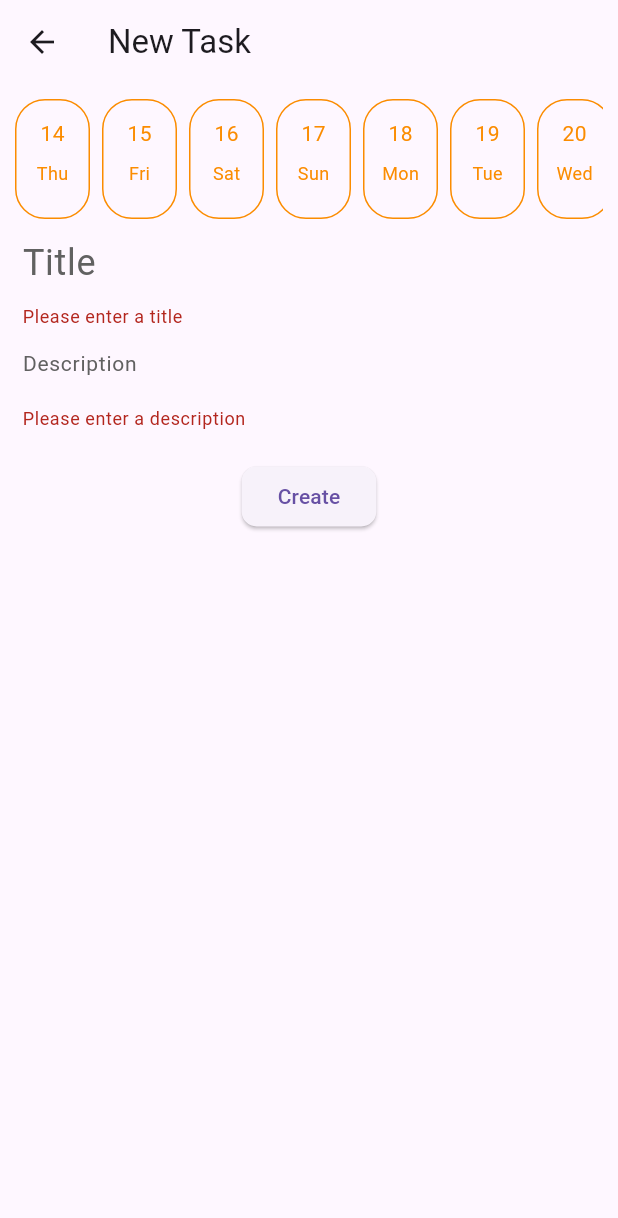
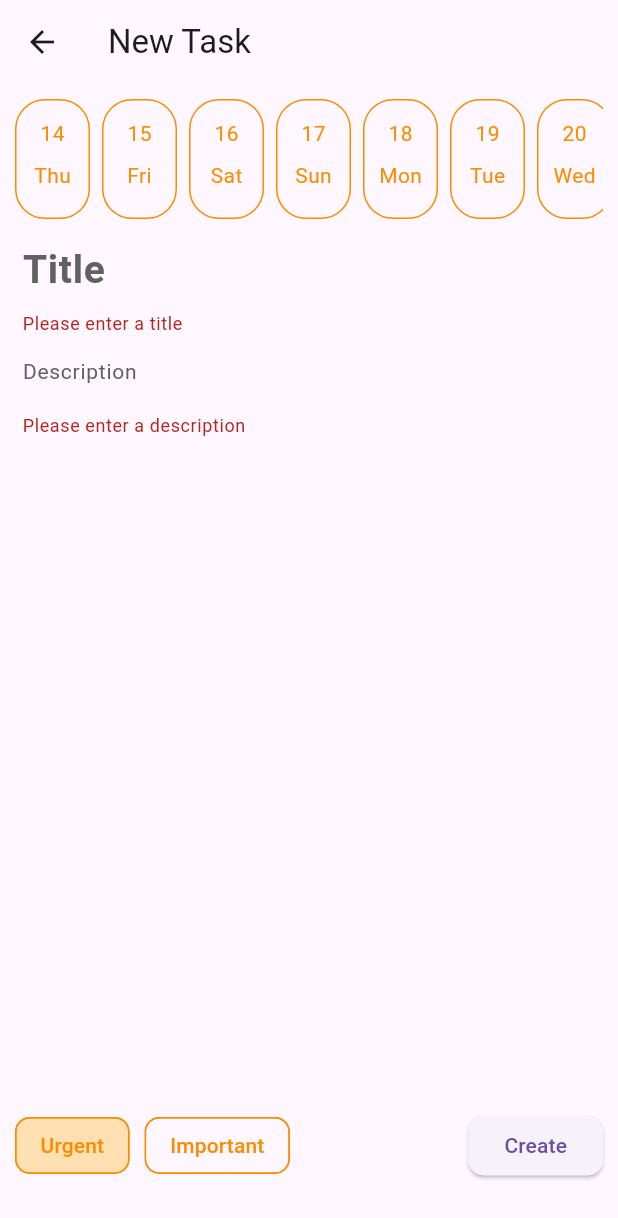
Before and after one commit to voyzon/Nimbus, a Flutter app: the CreateTaskPage screen opened directly, after a tap on "Create", on a phone screen of 412 x 824 dp. Shown: the top 1218 px of the screen. Run offline on Flutter 3.47's test engine with Material 3 defaults, Android fonts, the phone set to English and light mode, and no system bars; our stand-ins replace cloud_firestore, firebase_auth, firebase_core, google_sign_in, logger; accounts and stored records are empty; generated files the repository leaves out were written again.

Commit message:
urgent, important button

```diff
--- a/lib/screens/createTaskPage.dart
+++ b/lib/screens/createTaskPage.dart
@@ -20,6 +20,8 @@ class _CreateTaskPageState extends State<CreateTaskPage> {
   List<bool> _selectedDates = [];
   String _title = '';
   String _description = '';
+  bool _isUrgent = false;
+  bool _isImportant = false;
   late User? user;
 
   @override
@@ -84,6 +86,8 @@ class _CreateTaskPageState extends State<CreateTaskPage> {
       Task newTask = Task(
         uid: user?.uid,
         title: _title,
+        urgent: _isUrgent,
+        important: _isImportant,
         description: _description,
       );
 
@@ -99,20 +103,27 @@ class _CreateTaskPageState extends State<CreateTaskPage> {
       appBar: AppBar(
         title: const Text('New Task'),
       ),
-      body: Container(
-        padding: const EdgeInsets.all(10.0),
-        child: Form(
+      body: Stack(
+        children: <Widget>[
+          SingleChildScrollView(
+            child: Container(
+              padding: const EdgeInsets.fromLTRB(10, 10, 10, 10),
+              height: MediaQuery.of(context).size.height * 0.9,
+              child: Column(
+                children: <Widget>[
+                  Form(
                     key: _formKey,
                     child: Column(
                       children: <Widget>[
                         _buildDateSelector(),
-              const SizedBox(height: 5),
+                        const SizedBox(height: 10),
                         TextFormField(
-                style: const TextStyle(fontSize: 24),
+                          style: const TextStyle(fontSize: 26, fontWeight: FontWeight.bold),
                           decoration: InputDecoration(
                             hintText: 'Title',
                             hintStyle: TextStyle(color: Colors.grey[700]),
-                  contentPadding: const EdgeInsets.fromLTRB(5, 0, 5, 0),
+                            contentPadding:
+                                const EdgeInsets.fromLTRB(5, 0, 5, 0),
                             border: InputBorder.none,
                           ),
                           validator: (value) {
@@ -126,11 +137,13 @@ class _CreateTaskPageState extends State<CreateTaskPage> {
                           },
                         ),
                         TextFormField(
+                          maxLines: null,
                           style: const TextStyle(fontSize: 14),
                           decoration: InputDecoration(
                             hintText: 'Description',
                             hintStyle: TextStyle(color: Colors.grey[700]),
-                  contentPadding: const EdgeInsets.fromLTRB(5, 0, 5, 0),
+                            contentPadding:
+                                const EdgeInsets.fromLTRB(5, 0, 5, 0),
                             border: InputBorder.none,
                           ),
                           validator: (value) {
@@ -144,6 +157,76 @@ class _CreateTaskPageState extends State<CreateTaskPage> {
                           },
                         ),
                         const SizedBox(height: 20),
+                      ],
+                    ),
+                  ),
+                ],
+              ),
+            ),
+          ),
+          Positioned(
+            left: 0,
+            right: 0,
+            bottom: 0,
+            child: Padding(
+              padding: const EdgeInsets.all(10),
+              child: Row(
+                mainAxisAlignment: MainAxisAlignment.spaceBetween,
+                children: <Widget>[
+                  Row(
+                    children: <Widget>[
+                      ChoiceChip(
+                        label: Text('Urgent'),
+                        selected: _isUrgent,
+                        backgroundColor:
+                            _isUrgent ? Colors.orange[100] : Colors.transparent,
+                        selectedColor: Colors.orange[100],
+                        labelStyle: TextStyle(
+                            fontSize: 14,
+                            color:  Colors.orange[600]),
+                        materialTapTargetSize: MaterialTapTargetSize.shrinkWrap,
+                        shape: RoundedRectangleBorder(
+                          side: BorderSide(
+                            color: Colors.orange[600] ?? Colors.transparent,
+                            width: 1.0,
+                          ),
+                          borderRadius: BorderRadius.circular(10),
+                        ),
+                        showCheckmark: false,
+                        onSelected: (isSelected) {
+                          setState(() {
+                            _isUrgent = isSelected;
+                          });
+                        },
+                      ),
+                      SizedBox(width: 10),
+                      ChoiceChip(
+                        label: Text('Important'),
+                        selected: _isImportant,
+                        backgroundColor: _isImportant
+                            ? Colors.orange[100]
+                            : Colors.transparent,
+                        selectedColor: Colors.orange[100],
+                        labelStyle: TextStyle(
+                            fontSize: 14,
+                            color:  Colors.orange[600]),
+                        materialTapTargetSize: MaterialTapTargetSize.shrinkWrap,
+                        shape: RoundedRectangleBorder(
+                          side: BorderSide(
+                            color: Colors.orange[600] ?? Colors.transparent,
+                            width: 1.0,
+                          ),
+                          borderRadius: BorderRadius.circular(10),
+                        ),
+                        showCheckmark: false,
+                        onSelected: (isSelected) {
+                          setState(() {
+                            _isImportant = isSelected;
+                          });
+                        },
+                      ),
+                    ],
+                  ),
                   ElevatedButton(
                     onPressed: _submitTask,
                     style: ElevatedButton.styleFrom(
@@ -151,14 +234,17 @@ class _CreateTaskPageState extends State<CreateTaskPage> {
                         borderRadius: BorderRadius.circular(10),
                       ),
                     ),
-                child: Text('Create'),
+                    child: const Text('Create'),
                   ),
                 ],
               ),
             ),
           ),
+        ],
+      ),
     );
   }
+
 }
 
 List<DateTime> _getDatesInRange(DateTime startDate, DateTime endDate) {
@@ -189,8 +275,8 @@ class CustomChoiceChip extends StatelessWidget {
         onSelected(!selected);
       },
       child: Container(
-        width: 50.0, // Adjust width as needed
-        height: 80.0, // Adjust height as needed
+        width: 50.0,
+        height: 80.0,
         padding: const EdgeInsets.fromLTRB(0, 12, 0, 0),
         decoration: BoxDecoration(
           color: selected
@@ -217,7 +303,7 @@ class CustomChoiceChip extends StatelessWidget {
               dayOfWeek,
               style: TextStyle(
                 color: Colors.orange[600],
-                fontSize: 12,
+                fontSize: 14,
               ),
             ),
           ],
```
Lines whose indentation alone changed are shown as unchanged.
